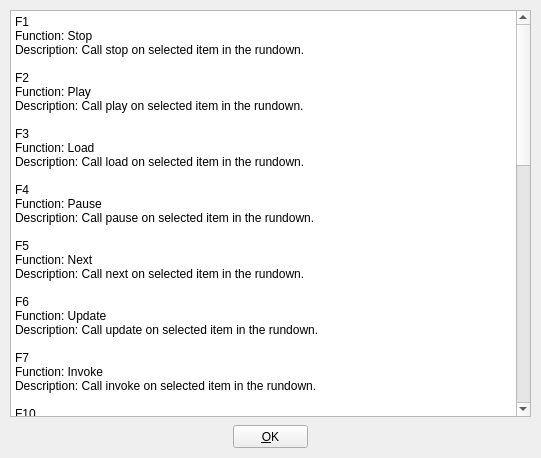
First picture: the form in Widgets/HelpDialog.ui, repository CasparCG/client, before the edit.
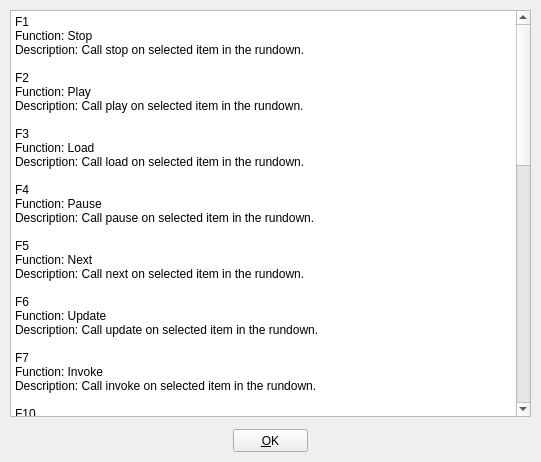
Second picture: the form after the edit.

What changed in the file:
```diff
--- a/Widgets/HelpDialog.ui
+++ b/Widgets/HelpDialog.ui
@@ -7,19 +7,19 @@
     <x>0</x>
     <y>0</y>
     <width>541</width>
-    <height>458</height>
+    <height>462</height>
    </rect>
   </property>
   <property name="minimumSize">
    <size>
     <width>541</width>
-    <height>458</height>
+    <height>462</height>
    </size>
   </property>
   <property name="maximumSize">
    <size>
     <width>541</width>
-    <height>458</height>
+    <height>462</height>
    </size>
   </property>
   <property name="windowTitle">
@@ -29,7 +29,7 @@
    <property name="geometry">
     <rect>
      <x>233</x>
-     <y>425</y>
+     <y>429</y>
      <width>75</width>
      <height>23</height>
     </rect>
```
